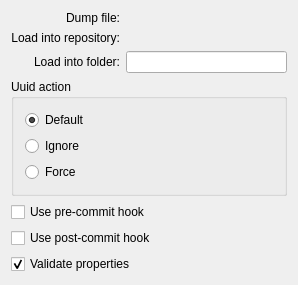
Before: the Qt Designer form src/svnfrontend/loaddmpdlg.ui in KDE/kdesvn, drawn with Qt 5.
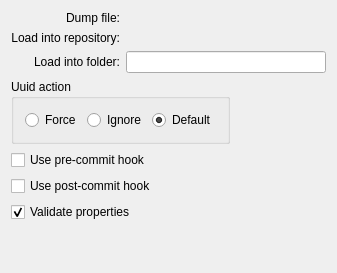
After: the same form once the commit is applied. Custom widgets are drawn as their Qt base class.

Commit message: No functional changes, just some layout fixes so they're at least usable (don't collapse, don't expand anywhere)

```diff
--- a/src/svnfrontend/loaddmpdlg.ui
+++ b/src/svnfrontend/loaddmpdlg.ui
@@ -2,17 +2,84 @@
 <ui version="4.0">
  <class>LoadDmpDlg</class>
  <widget class="QWidget" name="LoadDmpDlg">
-  <property name="geometry">
-   <rect>
-    <x>0</x>
-    <y>0</y>
-    <width>298</width>
-    <height>270</height>
-   </rect>
-  </property>
-  <layout class="QVBoxLayout" name="verticalLayout_2">
-   <item>
-    <layout class="QGridLayout">
+  <layout class="QGridLayout" name="gridLayout_2">
+   <item row="0" column="0">
+    <layout class="QGridLayout" name="gridLayout">
+     <item row="1" column="0">
+      <widget class="QLabel" name="textLabel4">
+       <property name="text">
+        <string>Load into repository:</string>
+       </property>
+       <property name="alignment">
+        <set>Qt::AlignRight|Qt::AlignTrailing|Qt::AlignVCenter</set>
+       </property>
+       <property name="wordWrap">
+        <bool>false</bool>
+       </property>
+      </widget>
+     </item>
+     <item row="3" column="0" colspan="2">
+      <widget class="QGroupBox" name="m_UuidGroup">
+       <property name="title">
+        <string>Uuid action</string>
+       </property>
+       <layout class="QHBoxLayout" name="horizontalLayout">
+        <item>
+         <widget class="QRadioButton" name="m_UUidForce">
+          <property name="text">
+           <string>Force</string>
+          </property>
+          <property name="shortcut">
+           <string/>
+          </property>
+         </widget>
+        </item>
+        <item>
+         <widget class="QRadioButton" name="m_UUidIgnore">
+          <property name="text">
+           <string>Ignore</string>
+          </property>
+          <property name="shortcut">
+           <string/>
+          </property>
+         </widget>
+        </item>
+        <item>
+         <widget class="QRadioButton" name="m_UUidDefault">
+          <property name="text">
+           <string>Default</string>
+          </property>
+          <property name="shortcut">
+           <string/>
+          </property>
+          <property name="checked">
+           <bool>true</bool>
+          </property>
+         </widget>
+        </item>
+       </layout>
+      </widget>
+     </item>
+     <item row="4" column="0" colspan="2">
+      <widget class="QCheckBox" name="m_UsePre">
+       <property name="text">
+        <string>Use pre-commit hook</string>
+       </property>
+       <property name="shortcut">
+        <string/>
+       </property>
+      </widget>
+     </item>
+     <item row="5" column="0" colspan="2">
+      <widget class="QCheckBox" name="m_UsePost">
+       <property name="text">
+        <string>Use post-commit hook</string>
+       </property>
+       <property name="shortcut">
+        <string/>
+       </property>
+      </widget>
+     </item>
      <item row="2" column="0">
       <widget class="QLabel" name="textLabel5">
        <property name="toolTip">
@@ -45,23 +112,33 @@
        </property>
       </widget>
      </item>
-     <item row="0" column="1">
-      <widget class="KUrlRequester" name="m_Dumpfile"/>
-     </item>
-     <item row="1" column="0">
-      <widget class="QLabel" name="textLabel4">
+     <item row="6" column="0" colspan="2">
+      <widget class="QCheckBox" name="m_validateProps">
+       <property name="toolTip">
+        <string>Validate the properties on load (only Subversion 1.7 or newer)</string>
+       </property>
        <property name="text">
-        <string>Load into repository:</string>
+        <string>Validate properties</string>
        </property>
-       <property name="alignment">
-        <set>Qt::AlignRight|Qt::AlignTrailing|Qt::AlignVCenter</set>
-       </property>
-       <property name="wordWrap">
-        <bool>false</bool>
+       <property name="checked">
+        <bool>true</bool>
        </property>
       </widget>
      </item>
-     <item row="2" column="1">
+     <item row="4" column="2">
+      <spacer name="horizontalSpacer">
+       <property name="orientation">
+        <enum>Qt::Horizontal</enum>
+       </property>
+       <property name="sizeHint" stdset="0">
+        <size>
+         <width>40</width>
+         <height>20</height>
+        </size>
+       </property>
+      </spacer>
+     </item>
+     <item row="2" column="1" colspan="2">
       <widget class="KLineEdit" name="m_Rootfolder">
        <property name="toolTip">
         <string>Path to load the dump into (see context help)</string>
@@ -71,85 +148,33 @@
        </property>
       </widget>
      </item>
-     <item row="1" column="1">
+     <item row="1" column="1" colspan="2">
       <widget class="KUrlRequester" name="m_Repository"/>
      </item>
+     <item row="0" column="1" colspan="2">
+      <widget class="KUrlRequester" name="m_Dumpfile">
+       <property name="minimumSize">
+        <size>
+         <width>200</width>
+         <height>0</height>
+        </size>
+       </property>
+      </widget>
+     </item>
     </layout>
    </item>
-   <item>
-    <widget class="QGroupBox" name="m_UuidGroup">
-     <property name="title">
-      <string>Uuid action</string>
+   <item row="1" column="0">
+    <spacer name="verticalSpacer">
+     <property name="orientation">
+      <enum>Qt::Vertical</enum>
      </property>
-     <layout class="QVBoxLayout" name="verticalLayout">
-      <item>
-       <widget class="QRadioButton" name="m_UUidDefault">
-        <property name="text">
-         <string>Default</string>
-        </property>
-        <property name="shortcut">
-         <string/>
-        </property>
-        <property name="checked">
-         <bool>true</bool>
-        </property>
-       </widget>
-      </item>
-      <item>
-       <widget class="QRadioButton" name="m_UUidIgnore">
-        <property name="text">
-         <string>Ignore</string>
-        </property>
-        <property name="shortcut">
-         <string/>
-        </property>
-       </widget>
-      </item>
-      <item>
-       <widget class="QRadioButton" name="m_UUidForce">
-        <property name="text">
-         <string>Force</string>
-        </property>
-        <property name="shortcut">
-         <string/>
-        </property>
-       </widget>
-      </item>
-     </layout>
-    </widget>
-   </item>
-   <item>
-    <widget class="QCheckBox" name="m_UsePre">
-     <property name="text">
-      <string>Use pre-commit hook</string>
+     <property name="sizeHint" stdset="0">
+      <size>
+       <width>20</width>
+       <height>40</height>
+      </size>
      </property>
-     <property name="shortcut">
-      <string/>
-     </property>
-    </widget>
-   </item>
-   <item>
-    <widget class="QCheckBox" name="m_UsePost">
-     <property name="text">
-      <string>Use post-commit hook</string>
-     </property>
-     <property name="shortcut">
-      <string/>
-     </property>
-    </widget>
-   </item>
-   <item>
-    <widget class="QCheckBox" name="m_validateProps">
-     <property name="toolTip">
-      <string>Validate the properties on load (only Subversion 1.7 or newer)</string>
-     </property>
-     <property name="text">
-      <string>Validate properties</string>
-     </property>
-     <property name="checked">
-      <bool>true</bool>
-     </property>
-    </widget>
+    </spacer>
    </item>
   </layout>
  </widget>
```
The commit also changes 11 other files.
